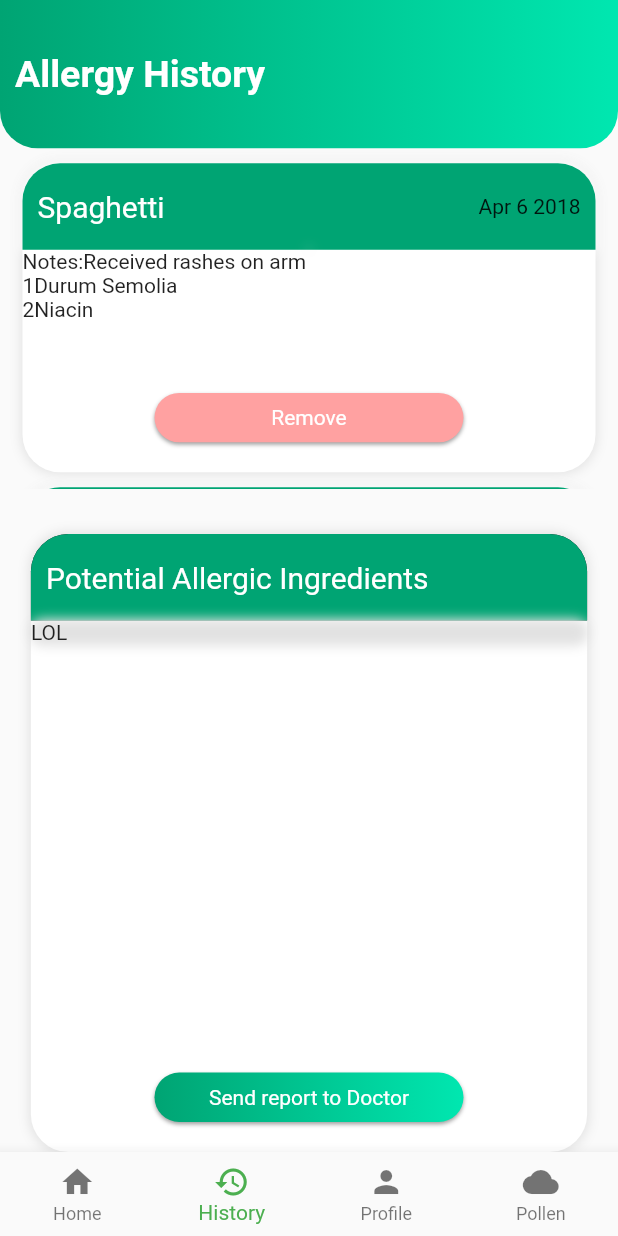
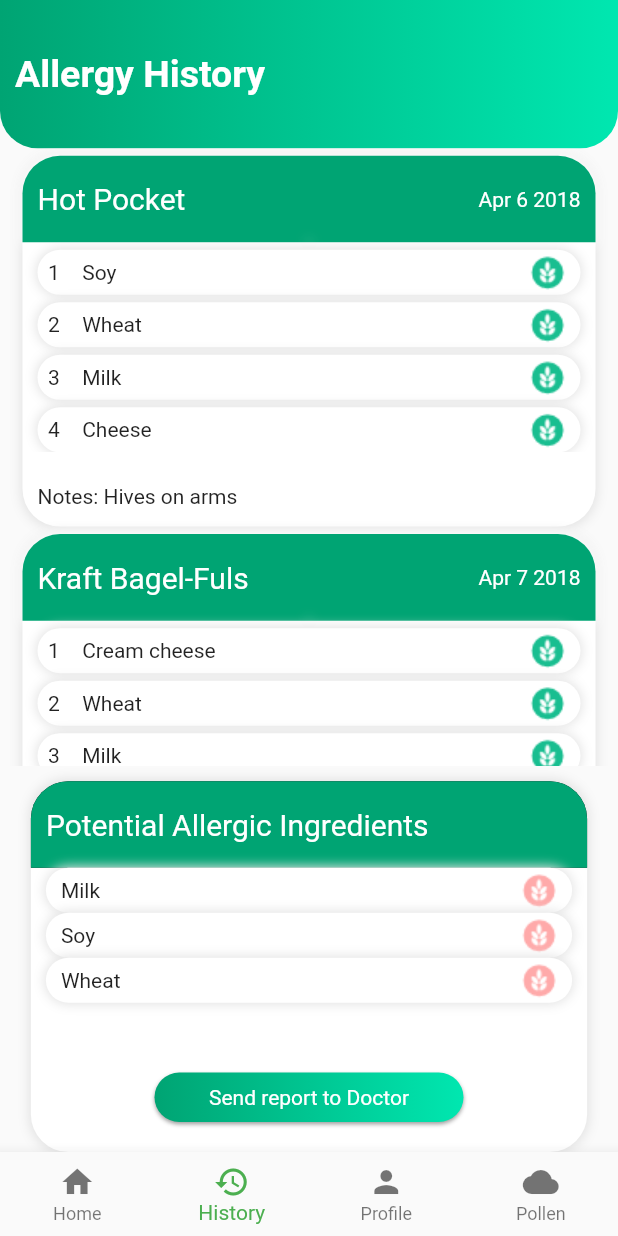
Before and after one commit to CoppellCoders/MyAllergy, a Flutter app: the screen it shows after launch, item 2 of the bottom bar chosen, on a phone screen of 412 x 824 dp. Run offline on Flutter 3.47's test engine with Material 2 defaults, Android fonts, the phone set to English and light mode, and no system bars; our stand-ins replace page_indicator, percent_indicator; missing offline and left inert: barcode_scan; network calls fail.

Commit message:
finished alergy history

```diff
--- a/lib/AllergyHistoryModel.dart
+++ b/lib/AllergyHistoryModel.dart
@@ -5,7 +5,7 @@ class AllergyHistoryModel {
   String note;
   String date;
 
-  AllergyHistoryModel(this.food,this.ingrid,this.isAllergic,this.note,this.date);
+  AllergyHistoryModel(this.food,this.ingrid,this.note,this.date);
 
   String getFood(){
     return food;
@@ -20,9 +20,6 @@ class AllergyHistoryModel {
  List<String> getIngrid(){
     return ingrid;
   }
-  List<bool> getisAllergic(){
-    return isAllergic;
-  }
 
 
 }
--- a/lib/Pollen.dart
+++ b/lib/Pollen.dart
@@ -3,8 +3,6 @@ import 'package:page_indicator/page_indicator.dart';
 import 'package:percent_indicator/percent_indicator.dart';
 import 'package:http/http.dart';
 import 'dart:convert';
-import 'package:geolocator/geolocator.dart';
-
 
 
 
--- a/lib/allergy_his.dart
+++ b/lib/allergy_his.dart
@@ -46,7 +46,7 @@ class History extends StatelessWidget {
           itemBuilder: (BuildContext context, int index) {
             print(model[index].getFood());
             return new Container(
-                margin: EdgeInsets.only(top: 10, left: 15, right: 15),
+                margin: EdgeInsets.only(top: 5, left: 15, right: 15),
                 decoration: new BoxDecoration(
                     color: Colors.white,
                     boxShadow: [
@@ -57,7 +57,7 @@ class History extends StatelessWidget {
                       )
                     ],
                     borderRadius: new BorderRadius.circular(25.0)),
-                height: MediaQuery.of(context).size.height * .25,
+                height: MediaQuery.of(context).size.height * .3,
                 width: MediaQuery.of(context).size.width * .9,
                 child: Column(
                   children: <Widget>[
@@ -88,13 +88,13 @@ class History extends StatelessWidget {
                             Spacer(),
                             Text(
                               model[index].date,
+                              style: TextStyle(color: Colors.white),
                             )
                           ],
                         )),
                     Container(
                       child: Column(
-                        children: <Widget>[
-                        ],
+                        children: <Widget>[],
                       ),
                       decoration:
                           BoxDecoration(color: Color(0xffEFEFEF), boxShadow: [
@@ -105,39 +105,28 @@ class History extends StatelessWidget {
                         )
                       ]),
                     ),
+                    Container(
+                      child: Ingrid(model[index].getIngrid()),
+                    ),
+                    SizedBox(height: 10,),
                     new Row(
                       children: <Widget>[
+                        SizedBox(
+                          width: 10,
+                        ),
                         new Text(
-                          'Notes:' + model[index].note,
+                          'Notes: ' + model[index].note,
                           textAlign: TextAlign.start,
-                        ),
-                       ],
+                        ),SizedBox(height: 40,),
+                      ],
                     ),
-                    Container(child:
-                    Ingrid(model[index].getIngrid()),),
-                    RaisedGradientButton(
-                          width: MediaQuery.of(context).size.width * .5,
-                          height: MediaQuery.of(context).size.height * .04,
-                          margin: EdgeInsets.only(
-                              left: 10, right: 10, top: 20, bottom: 20),
-                          child: Text(
-                            'Remove',
-                            style: TextStyle(color: Colors.white),
-                          ),
-                          gradient: LinearGradient(
-                            colors: <Color>[
-            Color(0xffFFA1A1),
-            Color(0xffFFA1A1)
-                            ],
-                          ),
-                          onPressed: () {}),
-
                   ],
                 ));
           },
           itemCount: model.length,
-        ))
-      ,Potential({"LOL"})],
+        )),
+        Potential({"Milk","Soy","Wheat"})
+      ],
     );
   }
 }
--- a/lib/helper/ingrid.dart
+++ b/lib/helper/ingrid.dart
@@ -13,10 +13,23 @@ class Ingrid extends StatelessWidget{
         itemCount:model.length,
         itemBuilder: (BuildContext context, int indexx) {
           return Container(
+            height: 30,
+            margin: EdgeInsets.only(right: 10,left: 10,top: 5),
+            decoration: BoxDecoration(color: Colors.white,borderRadius: BorderRadius.all(Radius.circular(50)),boxShadow:  [new BoxShadow(
+              color: Color(0xffE2E2E2),
+              blurRadius: 6,
+              spreadRadius: 1,
+            )]),
               child: Row(
                 children: <Widget>[
-                  Text((indexx + 1).toString()),
-                  Text(model[indexx])
+                  Text("  "+(indexx + 1).toString()),
+                  SizedBox(width: 15,),
+                  Text(model[indexx]),
+                  Spacer(),
+                  Container(margin:EdgeInsets.only(right: 10),child:
+                  Image.asset('assests/good.png'),),
+
+                  SizedBox(height: 10)
                 ],
               ));
         }));
--- a/lib/helper/potential_aller.dart
+++ b/lib/helper/potential_aller.dart
@@ -11,11 +11,51 @@ class Potential extends StatelessWidget {
 
   @override
   Widget build(BuildContext context) {
+
     model = modell.toList();
+
+    void createSnackBar(String message) {
+      final snackBar = new SnackBar(content: new Text(message),duration: Duration(seconds: 1,milliseconds: 900),
+          backgroundColor: Colors.green);
+
+      // Find the Scaffold in the Widget tree and use it to show a SnackBar!
+      Scaffold.of(context).showSnackBar(snackBar);
+    }
+
+
+  void _showDialog() {
+      // flutter defined function
+      showDialog(
+        context: context,
+        builder: (BuildContext context) {
+          // return object of type Dialog
+          return AlertDialog(
+            title: new Text("Send to Doctor?"),
+            content: new Text("This will send a notification to your doctor about your allergies"),
+            actions: <Widget>[
+              // usually buttons at the bottom of the dialog
+              new FlatButton(
+                child: new Text("Close"),
+                onPressed: () {
+                  Navigator.of(context).pop();
+                },
+              ),  new FlatButton(
+                child: new Text("Send"),
+                onPressed: () {
+                  createSnackBar("Sucessfully sent report to doctor");
+                  Navigator.of(context).pop();
+                },
+              ),
+            ],
+          );
+        },
+      );
+    }
+
     // TODO: implement build
     return new Container(
 
-        margin: EdgeInsets.only(top: 30, left: 15, right: 15),
+        margin: EdgeInsets.only(top: 10, left: 15, right: 15),
         decoration: new BoxDecoration(
             color: Colors.white,
             boxShadow: [
@@ -26,7 +66,7 @@ class Potential extends StatelessWidget {
               )
             ],
             borderRadius: new BorderRadius.circular(25.0)),
-        height: MediaQuery.of(context).size.height * .5,
+        height: MediaQuery.of(context).size.height * .3,
         width: MediaQuery.of(context).size.width * .9,
         child: Column(
           children: <Widget>[
@@ -53,17 +93,25 @@ class Potential extends StatelessWidget {
               child: ListView.builder(
                   itemCount: model.length,
                   itemBuilder: (BuildContext context, int index) {
-                    return new Container(
-                      width: MediaQuery.of(context).size.width,
-                      decoration: BoxDecoration(boxShadow: [
-                        new BoxShadow(
+                    return Container(
+                        height: 30,
+                        margin: EdgeInsets.only(right: 10,left: 10),
+                        decoration: BoxDecoration(color: Colors.white,borderRadius: BorderRadius.all(Radius.circular(50)),boxShadow:  [new BoxShadow(
                           color: Color(0xffE2E2E2),
                           blurRadius: 6,
                           spreadRadius: 1,
-                        )
-                      ],borderRadius: BorderRadius.all(Radius.circular(50))),
-                      child: Text(model[index]),
-                    );
+                        )]),
+                        child: Row(
+                          children: <Widget>[
+                            SizedBox(width: 10,),
+                            Text(model[index]),
+                            Spacer(),
+                            Container(margin:EdgeInsets.only(right: 10),child:
+                            Image.asset('assests/bad.png'),),
+
+                            SizedBox(height: 10)
+                          ],
+                        ));
                   }),
             ),     Container(child:
             RaisedGradientButton(
@@ -81,8 +129,13 @@ class Potential extends StatelessWidget {
     Theme.of(context).accentColor
                   ],
                 ),
-                onPressed: () {})
+                onPressed: () {_showDialog();})
             )],
         ));
+
+
   }
+
+
+
 }
--- a/lib/holder.dart
+++ b/lib/holder.dart
@@ -10,16 +10,23 @@ class Hold extends StatefulWidget {
 
   List<String> food = new List();
   List<bool> fooda = new List();
+
+  List<String> food2= new List();
+  List<bool> food2a = new List();
+
   @override
   HoldState createState() {
-    food.add("Durum Semolia");
-    food.add("Niacin");
+    food.add("Soy");
+    food.add("Wheat");
+    food.add("Milk");
+    food.add("Cheese");
+    food2.add("Cream cheese");
+    food2.add("Wheat");
+    food2.add("Milk");
 
-
-    fooda.add(false);
-    fooda.add(true);
-    model.add(new AllergyHistoryModel("Spaghetti",food ,fooda  , "Received rashes on arm","Apr 6 2018"));
-    model.add(new AllergyHistoryModel("Coca-Cola",food ,fooda  , "Body felt tingily","Apr 7 2018"));
+    ;
+    model.add(new AllergyHistoryModel("Hot Pocket",food  , "Hives on arms","Apr 6 2018"));
+    model.add(new AllergyHistoryModel("Kraft Bagel-Fuls",food2  , "Dizziness, lightheadedness","Apr 7 2018"));
     return new HoldState();
   }
 }
--- a/pubspec.yaml
+++ b/pubspec.yaml
@@ -23,8 +23,6 @@ dependencies:
   percent_indicator: "^1.0.14"
   path_provider: 0.5.0
   http: ^0.12.0+2
-  location: 2.3.3
-  geolocator: ^3.0.1
   barcode_scan: ^1.0.0
 
 
@@ -61,6 +59,8 @@ flutter:
   - assests/weather_icon.png
   - assests/weed_icon.png
   - assests/grass_icon.png
+  - assests/good.png
+  - assests/bad.png
   #  - images/a_dot_ham.jpeg
 
   # An image asset can refer to one or more resolution-specific "variants", see
```
Also changed, not shown: assests/bad.png (added), assests/good.png (added), assests/wind_icon.png, pubspec.lock, 1 other file.
